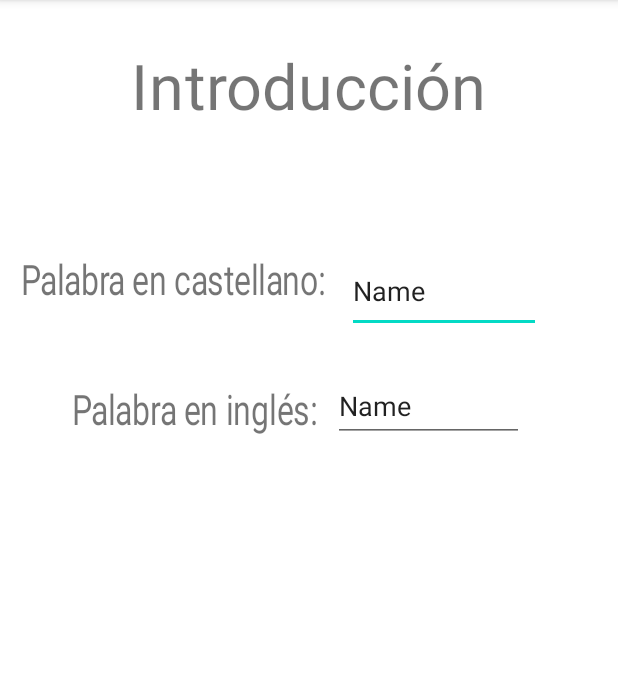
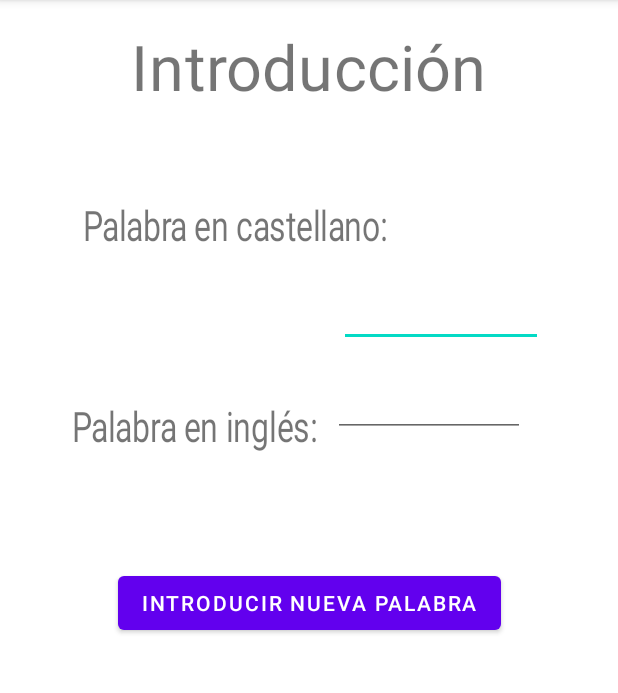
Before and after one commit to KendoKha/AndroidDiccionario, an Android app: the Introduccion screen opened directly, with no data from a screen before it, on a phone screen of 412 x 824 dp, the part 84-777 px from its top. Run offline under Robolectric (Android 15) with nearby library versions, the phone set to English and light mode, and no system bars.

Commit message:
Introduccion activity cambiada

```diff
--- a/app/src/main/java/com/example/diccionario/Introduccion.java
+++ b/app/src/main/java/com/example/diccionario/Introduccion.java
@@ -3,6 +3,9 @@ package com.example.diccionario;
 import androidx.appcompat.app.AppCompatActivity;
 
 import android.os.Bundle;
+import android.view.View;
+import android.widget.Button;
+import android.widget.TextView;
 
 public class Introduccion extends AppCompatActivity {
 
@@ -12,5 +15,21 @@ public class Introduccion extends AppCompatActivity {
         setContentView(R.layout.activity_introduccion);
 
 
+        Button btnNuevaPalabra = (Button) findViewById(R.id.btnNuevaPalabra);
+        TextView palabraEsp = (TextView) findViewById(R.id.txtPalabraCastellano);
+        TextView palabraIng = (TextView) findViewById(R.id.txtPalabraIngles);
+
+        btnNuevaPalabra.setOnClickListener(new View.OnClickListener() {
+            @Override
+            public void onClick(View v) {
+                if(palabraEsp.getText().toString() != "" && palabraIng.getText().toString() != ""){
+
+                Diccionario.addPalabra(new Palabra(palabraEsp.getText().toString(), palabraIng.getText().toString()));
+                palabraEsp.setText(" ");
+                palabraIng.setText(" ");
+            }}
+        });
+
+
     }
 }
--- a/app/src/main/java/com/example/diccionario/Palabra.java
+++ b/app/src/main/java/com/example/diccionario/Palabra.java
@@ -14,7 +14,7 @@ public class Palabra {
 
 
 
-    public Palabra(String palabraEspagnol, String palabraIngles, Tipos tipo){
+    public Palabra(String palabraEspagnol, String palabraIngles){
 
         this.tipo = tipo;
         this.palabraEspagnol = palabraEspagnol;
--- a/app/src/main/res/layout/activity_introduccion.xml
+++ b/app/src/main/res/layout/activity_introduccion.xml
@@ -2,24 +2,22 @@
 <androidx.constraintlayout.widget.ConstraintLayout xmlns:android="http://schemas.android.com/apk/res/android"
     xmlns:app="http://schemas.android.com/apk/res-auto"
     xmlns:tools="http://schemas.android.com/tools"
+    android:id="@+id/introduccionView"
     android:layout_width="match_parent"
     android:layout_height="match_parent"
     tools:context=".Introduccion">
 
     <TextView
         android:id="@+id/textView2"
-        android:layout_width="142dp"
+        android:layout_width="0dp"
         android:layout_height="30dp"
-        android:layout_marginStart="47dp"
-        android:layout_marginEnd="37dp"
-        android:layout_marginBottom="32dp"
+        android:layout_marginStart="89dp"
         android:scaleX="1.5"
         android:scaleY="2"
         android:text="Palabra en castellano:"
-        app:layout_constraintBottom_toTopOf="@+id/editTextTextPersonName2"
-        app:layout_constraintEnd_toStartOf="@+id/editTextTextPersonName"
+        app:layout_constraintEnd_toStartOf="@+id/txtPalabraCastellano"
         app:layout_constraintStart_toStartOf="parent"
-        app:layout_constraintTop_toBottomOf="@+id/textView4" />
+        app:layout_constraintTop_toTopOf="@+id/txtPalabraCastellano" />
 
     <TextView
         android:id="@+id/textView3"
@@ -27,51 +25,64 @@
         android:layout_height="wrap_content"
         android:layout_marginStart="75dp"
         android:layout_marginEnd="37dp"
+        android:layout_marginBottom="85dp"
         android:scaleX="1.5"
         android:scaleY="2"
         android:text="Palabra en inglés:"
-        app:layout_constraintBaseline_toBaselineOf="@+id/editTextTextPersonName2"
-        app:layout_constraintEnd_toStartOf="@+id/editTextTextPersonName2"
-        app:layout_constraintStart_toStartOf="parent" />
+        app:layout_constraintBottom_toTopOf="@+id/btnNuevaPalabra"
+        app:layout_constraintEnd_toStartOf="@+id/txtPalabraIngles"
+        app:layout_constraintStart_toStartOf="parent"
+        app:layout_constraintTop_toBottomOf="@+id/txtPalabraCastellano" />
 
     <EditText
-        android:id="@+id/editTextTextPersonName"
-        android:layout_width="129dp"
-        android:layout_height="55dp"
-        android:layout_marginEnd="49dp"
-        android:layout_marginBottom="25dp"
+        android:id="@+id/txtPalabraCastellano"
+        android:layout_width="0dp"
+        android:layout_height="0dp"
+        android:layout_marginEnd="50dp"
+        android:layout_marginBottom="42dp"
         android:ems="10"
         android:inputType="textPersonName"
-        android:text="Name"
-        app:layout_constraintBottom_toTopOf="@+id/editTextTextPersonName2"
+        app:layout_constraintBottom_toTopOf="@+id/textView3"
         app:layout_constraintEnd_toEndOf="parent"
-        app:layout_constraintStart_toEndOf="@+id/textView2" />
+        app:layout_constraintStart_toEndOf="@+id/textView2"
+        app:layout_constraintTop_toBottomOf="@+id/textView4" />
 
     <EditText
-        android:id="@+id/editTextTextPersonName2"
-        android:layout_width="127dp"
-        android:layout_height="47dp"
-        android:layout_marginEnd="63dp"
-        android:layout_marginBottom="468dp"
+        android:id="@+id/txtPalabraIngles"
+        android:layout_width="0dp"
+        android:layout_height="51dp"
+        android:layout_marginTop="77dp"
+        android:layout_marginEnd="62dp"
+        android:layout_marginBottom="69dp"
         android:ems="10"
         android:inputType="textPersonName"
-        android:text="Name"
-        app:layout_constraintBottom_toBottomOf="parent"
+        app:layout_constraintBottom_toTopOf="@+id/btnNuevaPalabra"
         app:layout_constraintEnd_toEndOf="parent"
         app:layout_constraintStart_toEndOf="@+id/textView3"
-        app:layout_constraintTop_toBottomOf="@+id/textView2" />
+        app:layout_constraintTop_toTopOf="@+id/txtPalabraCastellano" />
 
     <TextView
         android:id="@+id/textView4"
         android:layout_width="wrap_content"
         android:layout_height="wrap_content"
-        android:layout_marginTop="41dp"
-        android:layout_marginBottom="109dp"
+        android:layout_marginTop="34dp"
+        android:layout_marginBottom="91dp"
         android:scaleX="3"
         android:scaleY="3"
         android:text="Introducción"
-        app:layout_constraintBottom_toTopOf="@+id/textView2"
+        app:layout_constraintBottom_toTopOf="@+id/txtPalabraCastellano"
         app:layout_constraintEnd_toEndOf="parent"
         app:layout_constraintStart_toStartOf="parent"
         app:layout_constraintTop_toTopOf="parent" />
+
+    <Button
+        android:id="@+id/btnNuevaPalabra"
+        android:layout_width="wrap_content"
+        android:layout_height="wrap_content"
+        android:layout_marginBottom="342dp"
+        android:text="Introducir nueva palabra"
+        app:layout_constraintBottom_toBottomOf="parent"
+        app:layout_constraintEnd_toEndOf="parent"
+        app:layout_constraintStart_toStartOf="parent"
+        app:layout_constraintTop_toBottomOf="@+id/textView3" />
 </androidx.constraintlayout.widget.ConstraintLayout>
```
Also changed, not shown: app/src/main/java/com/example/diccionario/Diccionario.java (+4 -4 lines), app/src/main/java/com/example/diccionario/MainActivity.java (+30 -0 lines), app/src/main/res/layout/activity_main.xml (+10 -11 lines).
